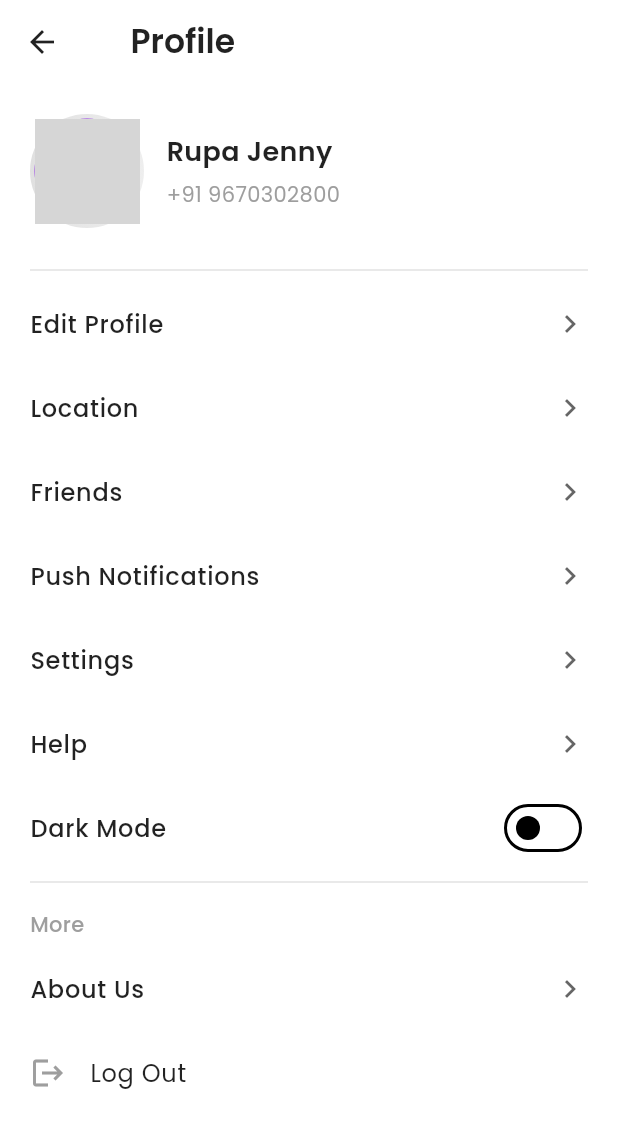
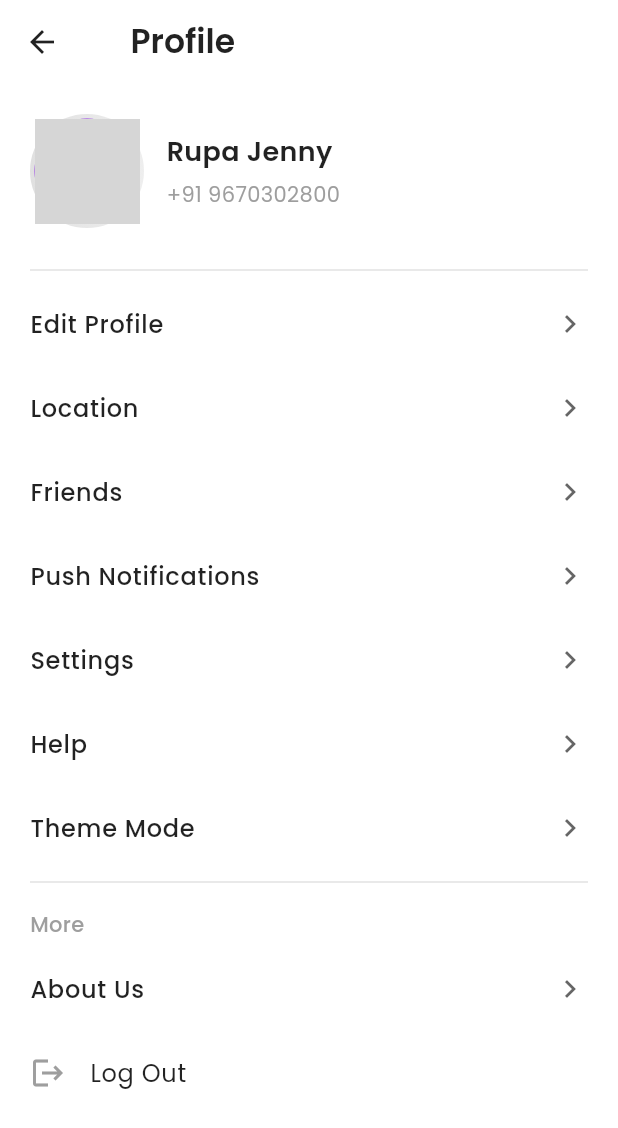
Before and after one commit to sitpune2021/Secure-Me-Android, a Flutter app: the ProfileView screen opened by its route, on a phone screen of 412 x 824 dp. Shown: the top 1128 px of the screen. Run offline on Flutter 3.47's test engine with Material 3 defaults, Android fonts, the light colour scheme and no system bars; drawn by our look-alikes of upgrader; our stand-ins replace connectivity_plus, geolocator, get, get_storage, google_fonts, google_maps_flutter and 5 more; missing offline and left inert: flutter_ringtone_player; accounts and stored records are empty; grey boxes are pictures that could not be loaded.

Commit message:
theme & disapper app issue solve

```diff
--- a/lib/routes/app_pages.dart
+++ b/lib/routes/app_pages.dart
@@ -19,4 +19,5 @@ class AppRoutes {
   static const fakecall = '/fakecall';
   static const sosActivate = '/sos';
   static const shareLiveLocation = '/shareLiveLocation';
+  static const theme='/theme';
 }
--- a/lib/routes/app_routes.dart
+++ b/lib/routes/app_routes.dart
@@ -1,4 +1,3 @@
-import 'dart:math';
 
 import 'package:get/get_navigation/src/routes/get_route.dart';
 import 'package:secure_me/routes/app_pages.dart';
@@ -18,6 +17,7 @@ import 'package:secure_me/view/register_view.dart/register_view.dart';
 import 'package:secure_me/view/setting_view/setting_view.dart';
 import 'package:secure_me/view/share_location_view/share_location_view.dart';
 import 'package:secure_me/view/sos_active_view/sos_active_view.dart';
+import 'package:secure_me/view/theme_view/theme_view.dart';
 
 class AppPages {
   static final pages = [
@@ -40,6 +40,7 @@ class AppPages {
     GetPage(name: AppRoutes.sosActivate, page: () => SosActivatedView()),
     GetPage(name: AppRoutes.registerView, page: () => RegisterView()),
     GetPage(name: AppRoutes.shareLiveLocation, page: () => ShareLocationView()),
+    GetPage(name: AppRoutes.theme, page: ()=>ThemeModeView())
     // GetPage(name: AppRoutes.help, page: () => const HelpView()),
     // GetPage(name: AppRoutes.appInfo, page: () => const AppInfoView()),
     // GetPage(name: AppRoutes.feedback, page: () => const FeedbackView()),
--- a/lib/view/login_view/login_view.dart
+++ b/lib/view/login_view/login_view.dart
@@ -27,7 +27,7 @@ class _LoginViewState extends State<LoginView> {
   @override
   void initState() {
     Future.delayed(Duration.zero, () {
-      permissionController.requestAllPermissions();
+      //permissionController.requestAllPermissions();
     });
     super.initState();
   }
--- a/lib/view/profile_view/profile_view.dart
+++ b/lib/view/profile_view/profile_view.dart
@@ -1,6 +1,5 @@
 import 'dart:io';
 import 'package:flutter/material.dart';
-import 'package:flutter/services.dart';
 import 'package:get/get.dart';
 import 'package:google_fonts/google_fonts.dart';
 import 'package:secure_me/controller/theme_controller/theme_controller.dart';
@@ -31,6 +30,7 @@ class ProfileView extends StatelessWidget {
       return Scaffold(
         backgroundColor: backgroundColor,
         appBar: AppBar(
+          surfaceTintColor: Colors.transparent,
           title: Padding(
             padding: const EdgeInsets.only(left: 15),
             child: Text(
@@ -153,50 +153,38 @@ class ProfileView extends StatelessWidget {
                 _buildMenuItem("Help", () {}, screenWidth, textColor),
 
                 /// Dark Mode Switch with System Option
-                Column(
-                  crossAxisAlignment: CrossAxisAlignment.start,
-                  children: [
-                    ListTile(
-                      contentPadding: EdgeInsets.zero,
-                      title: Text(
-                        "Dark Mode",
-                        style: GoogleFonts.poppins(
-                          fontSize: screenWidth < 380 ? 14 : 16,
-                          color: textColor,
-                          fontWeight: FontWeight.w500,
-                        ),
-                      ),
-                      trailing: Switch(
-                        value: themeController.isDarkMode.value,
-                        activeColor: effectiveDark
-                            ? AppColors.glowPurpleTopLeft
-                            : AppColors.lightPrimary,
-                        onChanged: (value) {
-                          themeController.toggleTheme(value);
-                        },
-                      ),
-                    ),
 
-                    // System Theme Option
-                    if (themeController.userOverride.value)
-                      Padding(
-                        padding: const EdgeInsets.only(left: 16.0, bottom: 8.0),
-                        child: GestureDetector(
-                          onTap: () {
-                            themeController.resetToSystem();
-                          },
-                          child: Text(
-                            "Use system theme",
-                            style: GoogleFonts.poppins(
-                              fontSize: 12,
-                              color: AppColors.lightPrimary,
-                              fontWeight: FontWeight.w500,
-                            ),
-                          ),
-                        ),
-                      ),
-                  ],
-                ),
+                ///
+                ///
+                _theme("Theme Mode", (){
+                  Get.toNamed(AppRoutes.theme);
+                }, screenWidth, textColor),
+                // Column(
+                //   crossAxisAlignment: CrossAxisAlignment.start,
+                //   children: [
+                //     ListTile(
+                //       contentPadding: EdgeInsets.zero,
+                //       title: Text(
+                //         "Dark Mode",
+                //         style: GoogleFonts.poppins(
+                //           fontSize: screenWidth < 380 ? 14 : 16,
+                //           color: textColor,
+                //           fontWeight: FontWeight.w500,
+                //         ),
+                //       ),
+                //       trailing: Switch(
+                //         value: themeController.isDarkMode.value,
+                //         activeColor: effectiveDark
+                //             ? AppColors.glowPurpleTopLeft
+                //             : AppColors.lightPrimary,
+                //         onChanged: (value) {
+                //           themeController.toggleTheme(value);
+                //         },
+                //       ),
+                //     ),
+
+                //   ],
+                // ),
 
                 Divider(color: subTextColor.withOpacity(0.3)),
 
@@ -252,3 +240,24 @@ class ProfileView extends StatelessWidget {
     );
   }
 }
+
+Widget _theme(
+   String title,
+    VoidCallback onTap,
+    double screenWidth,
+    Color textColor,
+){
+  return ListTile(
+      contentPadding: EdgeInsets.zero,
+      title: Text(
+        title,
+        style: GoogleFonts.poppins(
+          fontSize: screenWidth < 380 ? 14 : 16,
+          color: textColor,
+          fontWeight: FontWeight.w500,
+        ),
+      ),
+      trailing: Icon(Icons.chevron_right, color: textColor.withOpacity(0.6)),
+      onTap: onTap,
+    );
+}
```
Also changed, not shown: lib/controller/permission_controller/permission_controller.dart (+56 -27 lines), lib/controller/theme_controller/theme_controller.dart (+35 -18 lines), lib/main.dart (+103 -29 lines), lib/view/home_view/home_view.dart (+4 -13 lines), lib/view/theme_view/theme_view.dart (added, +88 -0 lines), 1 other file.
